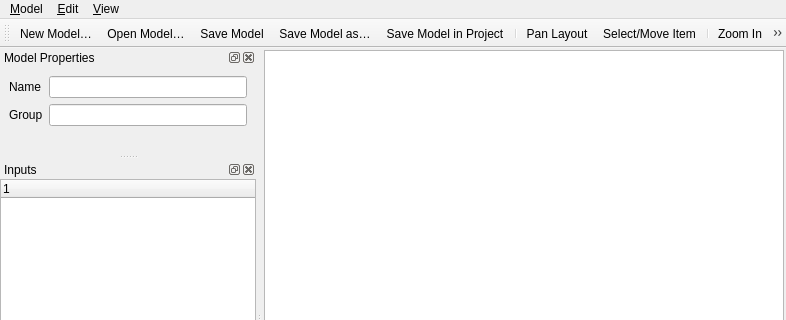
Before: the Qt Designer form src/ui/processing/qgsmodeldesignerdialogbase.ui in qgis/QGIS, drawn with Qt 5; both pictures show x 0 to 786 and y 0 to 320 of the 786 by 596 pixel window.
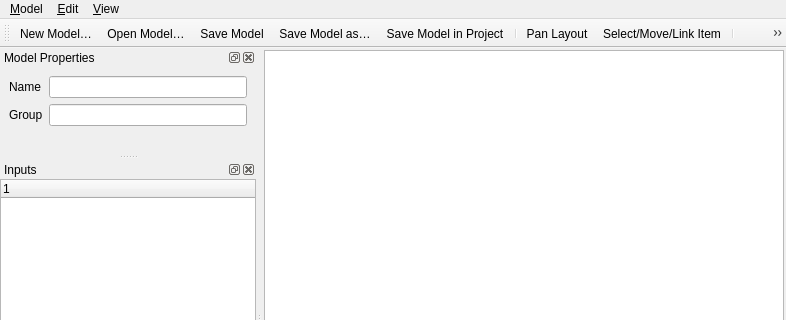
After: the same form once the commit is applied. Icons and pictures are not drawn. Custom widgets are drawn as their Qt base class.

Commit message: Reassign correct name to the item selector button in layout vs modeler dialogs

Diff of the .ui file:
```diff
--- a/src/ui/processing/qgsmodeldesignerdialogbase.ui
+++ b/src/ui/processing/qgsmodeldesignerdialogbase.ui
@@ -741,7 +741,7 @@
      <normaloff>:/images/themes/default/mActionSelect.svg</normaloff>:/images/themes/default/mActionSelect.svg</iconset>
    </property>
    <property name="text">
-    <string>Select/Move Item</string>
+    <string>Select/Move/Link Item</string>
    </property>
    <property name="toolTip">
     <string>Select/Move item</string>
```
Left out of the diff: 2 changed lines with no effect on the pictures. The commit also changes 1 other file.
